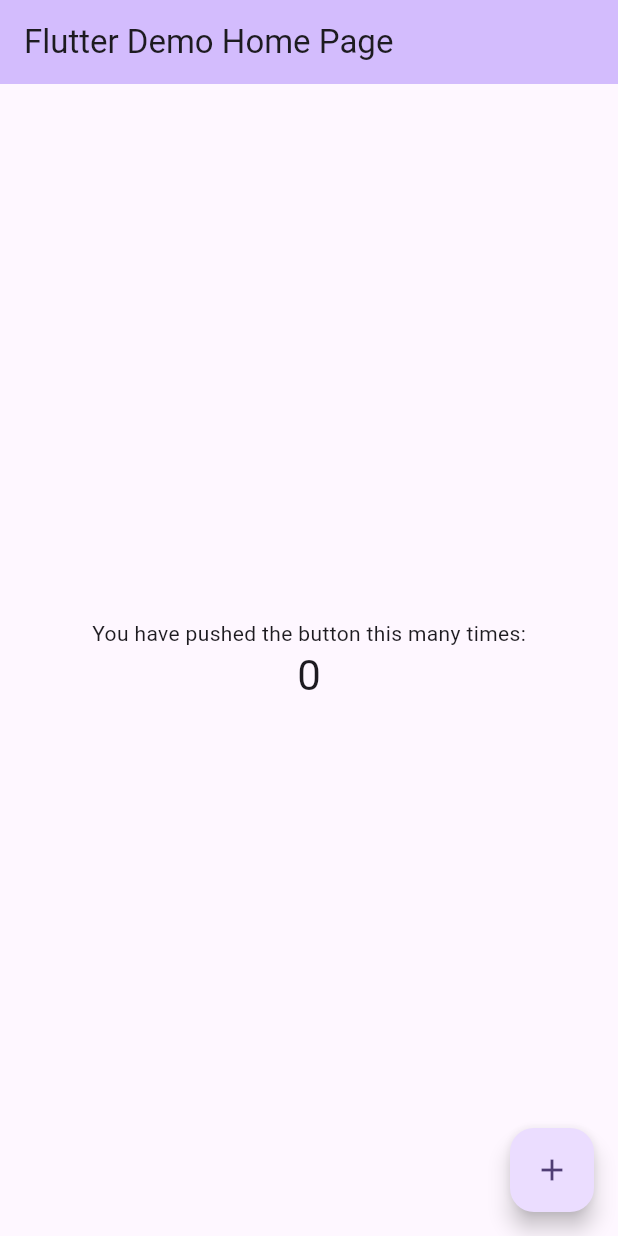
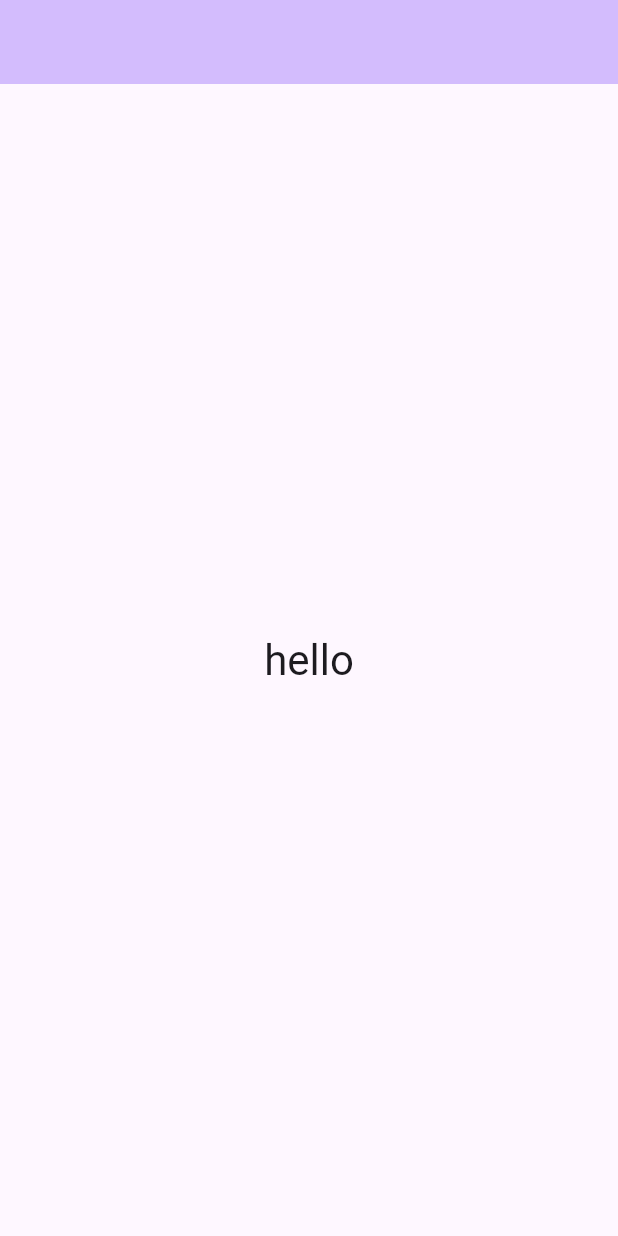
Before and after one commit to TowaYamashita/json-placeholder-sample, a Flutter app: the screen it shows after launch, on a phone screen of 412 x 824 dp. Run offline on Flutter 3.47's test engine with Material 2 defaults, Android fonts, the phone set to English and light mode, and no system bars.

Commit message:
修正: 余分なコメントやコードを削除

```diff
--- a/lib/main.dart
+++ b/lib/main.dart
@@ -7,119 +7,38 @@ void main() {
 class MyApp extends StatelessWidget {
   const MyApp({super.key});
 
-  // This widget is the root of your application.
   @override
   Widget build(BuildContext context) {
     return MaterialApp(
-      title: 'Flutter Demo',
       theme: ThemeData(
-        // This is the theme of your application.
-        //
-        // TRY THIS: Try running your application with "flutter run". You'll see
-        // the application has a blue toolbar. Then, without quitting the app,
-        // try changing the seedColor in the colorScheme below to Colors.green
-        // and then invoke "hot reload" (save your changes or press the "hot
-        // reload" button in a Flutter-supported IDE, or press "r" if you used
-        // the command line to start the app).
-        //
-        // Notice that the counter didn't reset back to zero; the application
-        // state is not lost during the reload. To reset the state, use hot
-        // restart instead.
-        //
-        // This works for code too, not just values: Most code changes can be
-        // tested with just a hot reload.
         colorScheme: ColorScheme.fromSeed(seedColor: Colors.deepPurple),
         useMaterial3: true,
       ),
-      home: const MyHomePage(title: 'Flutter Demo Home Page'),
+      home: const MyHomePage(),
     );
   }
 }
 
-class MyHomePage extends StatefulWidget {
-  const MyHomePage({super.key, required this.title});
-
-  // This widget is the home page of your application. It is stateful, meaning
-  // that it has a State object (defined below) that contains fields that affect
-  // how it looks.
-
-  // This class is the configuration for the state. It holds the values (in this
-  // case the title) provided by the parent (in this case the App widget) and
-  // used by the build method of the State. Fields in a Widget subclass are
-  // always marked "final".
-
-  final String title;
-
-  @override
-  State<MyHomePage> createState() => _MyHomePageState();
-}
-
-class _MyHomePageState extends State<MyHomePage> {
-  int _counter = 0;
-
-  void _incrementCounter() {
-    setState(() {
-      // This call to setState tells the Flutter framework that something has
-      // changed in this State, which causes it to rerun the build method below
-      // so that the display can reflect the updated values. If we changed
-      // _counter without calling setState(), then the build method would not be
-      // called again, and so nothing would appear to happen.
-      _counter++;
-    });
-  }
+class MyHomePage extends StatelessWidget {
+  const MyHomePage({super.key});
 
   @override
   Widget build(BuildContext context) {
-    // This method is rerun every time setState is called, for instance as done
-    // by the _incrementCounter method above.
-    //
-    // The Flutter framework has been optimized to make rerunning build methods
-    // fast, so that you can just rebuild anything that needs updating rather
-    // than having to individually change instances of widgets.
     return Scaffold(
       appBar: AppBar(
-        // TRY THIS: Try changing the color here to a specific color (to
-        // Colors.amber, perhaps?) and trigger a hot reload to see the AppBar
-        // change color while the other colors stay the same.
         backgroundColor: Theme.of(context).colorScheme.inversePrimary,
-        // Here we take the value from the MyHomePage object that was created by
-        // the App.build method, and use it to set our appbar title.
-        title: Text(widget.title),
       ),
       body: Center(
-        // Center is a layout widget. It takes a single child and positions it
-        // in the middle of the parent.
         child: Column(
-          // Column is also a layout widget. It takes a list of children and
-          // arranges them vertically. By default, it sizes itself to fit its
-          // children horizontally, and tries to be as tall as its parent.
-          //
-          // Column has various properties to control how it sizes itself and
-          // how it positions its children. Here we use mainAxisAlignment to
-          // center the children vertically; the main axis here is the vertical
-          // axis because Columns are vertical (the cross axis would be
-          // horizontal).
-          //
-          // TRY THIS: Invoke "debug painting" (choose the "Toggle Debug Paint"
-          // action in the IDE, or press "p" in the console), to see the
-          // wireframe for each widget.
           mainAxisAlignment: MainAxisAlignment.center,
           children: <Widget>[
-            const Text(
-              'You have pushed the button this many times:',
-            ),
             Text(
-              '$_counter',
+              'hello',
               style: Theme.of(context).textTheme.headlineMedium,
             ),
           ],
         ),
       ),
-      floatingActionButton: FloatingActionButton(
-        onPressed: _incrementCounter,
-        tooltip: 'Increment',
-        child: const Icon(Icons.add),
-      ), // This trailing comma makes auto-formatting nicer for build methods.
     );
   }
 }
```
